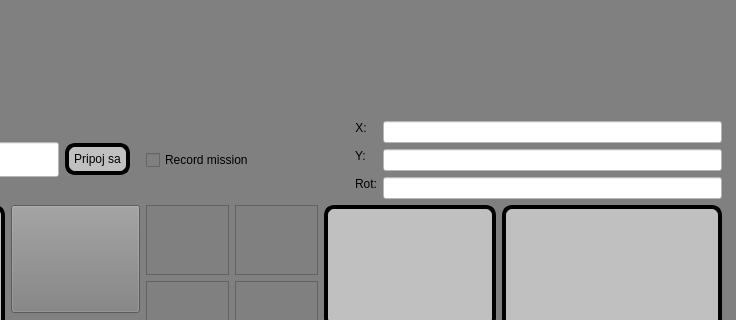
Samwise101/robotHMI, file robotGUI/mainwindow.ui: the form before one commit; both pictures show x 451 to 1187 and y 536 to 856 of the 1187 by 994 pixel window.
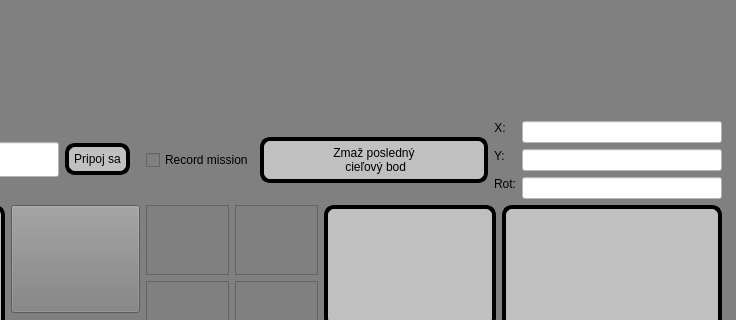
The form after the commit. Icons and pictures are not drawn.

```diff
--- a/robotGUI/mainwindow.ui
+++ b/robotGUI/mainwindow.ui
@@ -354,24 +354,45 @@
        </widget>
       </item>
       <item>
-       <spacer name="horizontalSpacer_3">
-        <property name="orientation">
-         <enum>Qt::Horizontal</enum>
+       <widget class="QPushButton" name="zmazGoal">
+        <property name="sizePolicy">
+         <sizepolicy hsizetype="Minimum" vsizetype="Fixed">
+          <horstretch>0</horstretch>
+          <verstretch>0</verstretch>
+         </sizepolicy>
         </property>
-        <property name="sizeType">
-         <enum>QSizePolicy::Fixed</enum>
+        <property name="styleSheet">
+         <string notr="true">#zmazGoal{
+	background-color: silver;
+	border-style:outset;
+    border-radius: 10px;
+	border-color:black;
+	border-width:4px;
+    padding: 5px;
+	font: 700 12pt &quot;Segoe UI&quot;;
+	color:black
+}
+
+#zmazGoal::pressed{
+	background-color: rgb(91, 91, 91);
+	border-style:outset;
+    border-radius: 10px;
+	border-color:#ffffff;
+	border-width:4px;
+    padding: 5px;
+	font: 700 12pt &quot;Segoe UI&quot;;
+	color:#ffffff
+}</string>
         </property>
-        <property name="sizeHint" stdset="0">
-         <size>
-          <width>95</width>
-          <height>20</height>
-         </size>
+        <property name="text">
+         <string>Zmaž posledný
+ cieľový bod</string>
         </property>
-       </spacer>
+       </widget>
       </item>
       <item>
        <layout class="QFormLayout" name="formLayout_2">
-        <item row="1" column="0">
+        <item row="3" column="0">
          <widget class="QLabel" name="label_3">
           <property name="sizePolicy">
            <sizepolicy hsizetype="Fixed" vsizetype="Fixed">
@@ -388,7 +409,7 @@
           </property>
          </widget>
         </item>
-        <item row="1" column="1">
+        <item row="3" column="1">
          <widget class="QLineEdit" name="yValue">
           <property name="sizePolicy">
            <sizepolicy hsizetype="Minimum" vsizetype="Fixed">
@@ -407,7 +428,7 @@
           </property>
          </widget>
         </item>
-        <item row="2" column="0">
+        <item row="4" column="0">
          <widget class="QLabel" name="label_8">
           <property name="sizePolicy">
            <sizepolicy hsizetype="Fixed" vsizetype="Fixed">
@@ -425,7 +446,7 @@
           </property>
          </widget>
         </item>
-        <item row="2" column="1">
+        <item row="4" column="1">
          <widget class="QLineEdit" name="rotValue">
           <property name="sizePolicy">
            <sizepolicy hsizetype="Minimum" vsizetype="Fixed">
```
Left out of the diff: 2 changed lines with no effect on the pictures.
